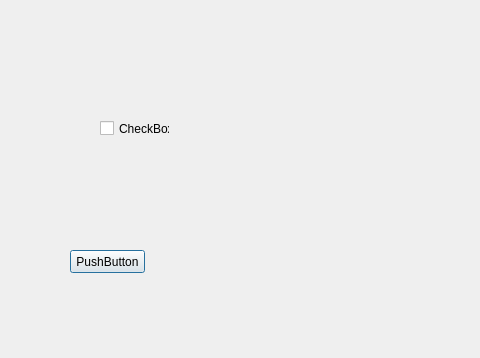
Petzep/EM-04, file TUIcomotive/TUIcomotive/TestDialog.ui: the form before one commit; both pictures show x 0 to 480 and y 0 to 358 of the 1075 by 906 pixel window.
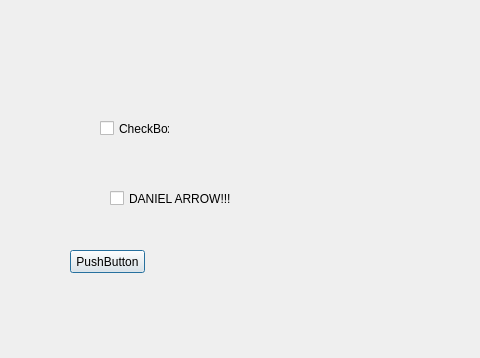
The form after the commit. Custom widgets are drawn as their Qt base class.

What changed in the file:
```diff
--- a/TUIcomotive/TUIcomotive/TestDialog.ui
+++ b/TUIcomotive/TUIcomotive/TestDialog.ui
@@ -104,6 +104,19 @@
     <number>10</number>
    </property>
   </widget>
+  <widget class="QCheckBox" name="checkBox_2">
+   <property name="geometry">
+    <rect>
+     <x>110</x>
+     <y>190</y>
+     <width>121</width>
+     <height>17</height>
+    </rect>
+   </property>
+   <property name="text">
+    <string>DANIEL ARROW!!!!!</string>
+   </property>
+  </widget>
  </widget>
  <layoutdefault spacing="6" margin="11"/>
  <customwidgets>
```
Left out of the diff: 38 changed lines with no effect on the pictures.
